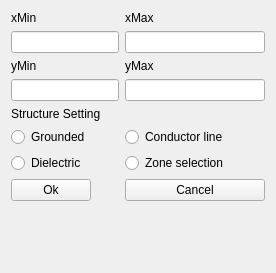
This is rectdetails.ui in aleksejkvasnikov/delaunator as Qt 5 draws it before an edit. The edited form follows.
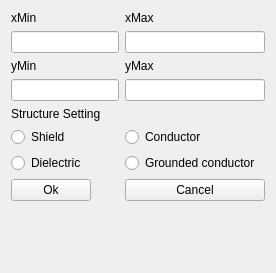
This is the edited form.

Commit message: potencial_line_MBO+gr_cond

The edit to the form file:
```diff
--- a/rectdetails.ui
+++ b/rectdetails.ui
@@ -30,7 +30,7 @@
    <item row="10" column="1">
     <widget class="QRadioButton" name="chargedButt">
      <property name="text">
-      <string>Conductor line </string>
+      <string>Conductor</string>
      </property>
     </widget>
    </item>
@@ -58,7 +58,7 @@
    <item row="10" column="0">
     <widget class="QRadioButton" name="groundedButt">
      <property name="text">
-      <string>Grounded</string>
+      <string>Shield</string>
      </property>
     </widget>
    </item>
@@ -99,7 +99,7 @@
    <item row="11" column="1">
     <widget class="QRadioButton" name="calcButton">
      <property name="text">
-      <string>Zone selection</string>
+      <string>Grounded conductor</string>
      </property>
     </widget>
    </item>
```
The commit also changes 4 other files.
